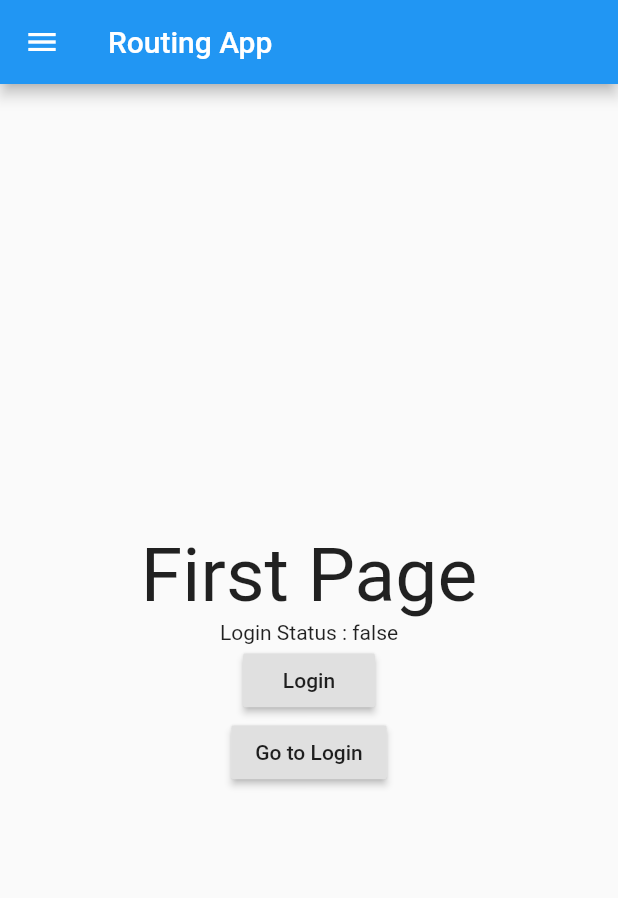
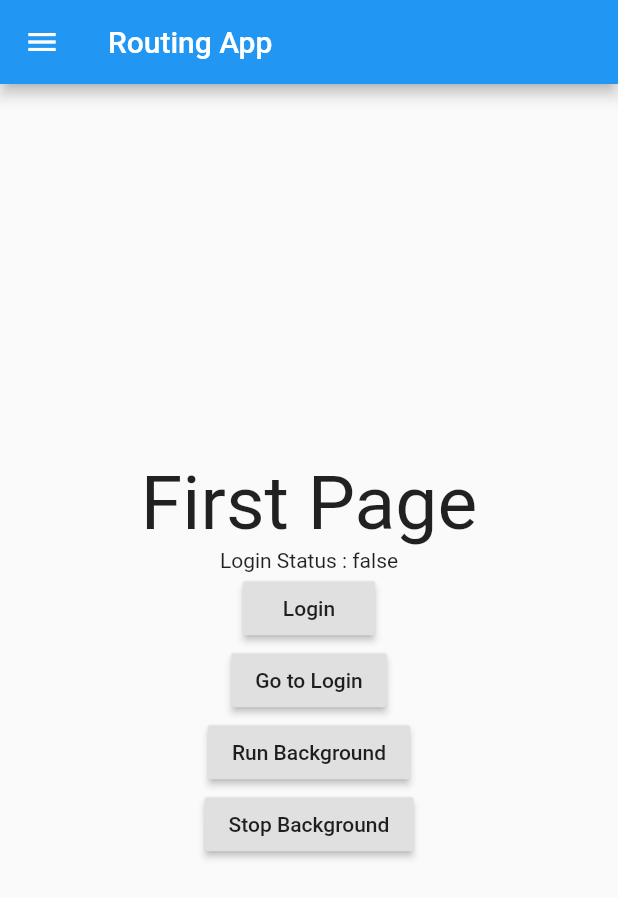
Before and after one commit to ChangJoo-Park/template_flutter_listing_app, a Flutter app: the screen it shows after launch, on a phone screen of 412 x 824 dp. Shown: the top 898 px of the screen. Run offline on Flutter 3.47's test engine with Material 2 defaults, Android fonts, the phone set to English and light mode, and no system bars.

Commit message:
Add background task related buttons

```diff
--- a/lib/widgets/pages/home_page.dart
+++ b/lib/widgets/pages/home_page.dart
@@ -44,6 +44,14 @@ class HomePage extends StatelessWidget {
                     onPressed: () =>
                         Navigator.pushReplacementNamed(context, '/login'),
                   ),
+            RaisedButton(
+              child: Text("Run Background"),
+              onPressed: () {},
+            ),
+            RaisedButton(
+              child: Text("Stop Background"),
+              onPressed: () {},
+            ),
           ],
         ),
       ),
```
